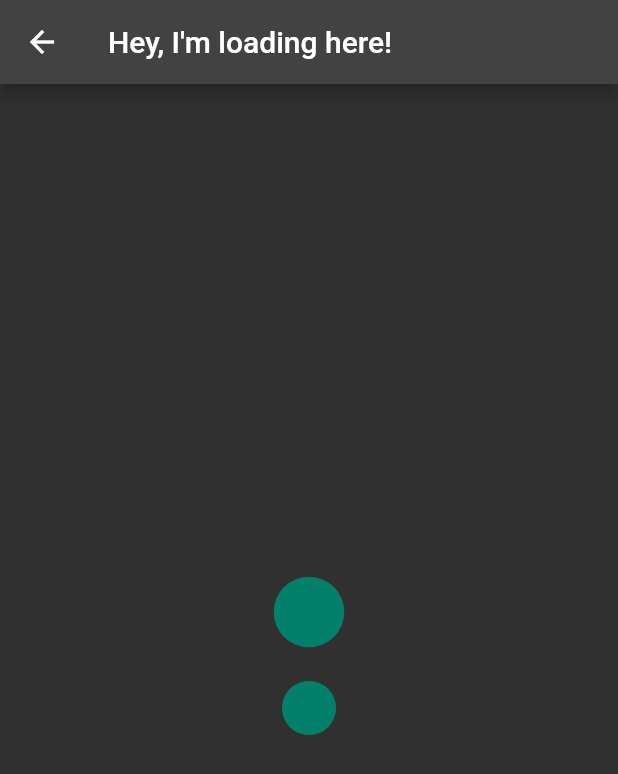
After one commit to lohnn/flutter-in-the-dark, a Flutter app: the screen it shows after launch, after a tap on "Finals", on a phone screen of 412 x 824 dp. The commit adds this screen. Shown: the top 774 px of the screen. Run offline on Flutter 3.47's test engine with Material 2 defaults, Android fonts, the phone set to English and light mode, and no system bars; our stand-ins replace flutter_hooks.

Commit message:
Finals screen added

```diff
--- /dev/null
+++ b/lib/challenges/finals.dart
@@ -0,0 +1,96 @@
+import 'package:flutter/material.dart';
+import 'package:flutter_hooks/flutter_hooks.dart';
+
+class Finals extends StatelessWidget {
+  static const path = "/finals";
+
+  const Finals({super.key});
+
+  @override
+  Widget build(BuildContext context) {
+    return Theme(
+      data: ThemeData.dark(),
+      child: Scaffold(
+        appBar: AppBar(
+          title: const Text("Hey, I'm loading here!"),
+        ),
+        body: const Center(child: Loader()),
+      ),
+    );
+  }
+}
+
+class Loader extends HookWidget {
+  const Loader({super.key});
+
+  @override
+  Widget build(BuildContext context) {
+    const size = 64.0;
+    const duration = Duration(milliseconds: 700);
+    final animationController = useAnimationController(
+      duration: duration,
+    );
+
+    final curved = useMemoized(
+      () => CurvedAnimation(
+        parent: animationController,
+        curve: Curves.easeInOut,
+      ),
+      [animationController],
+    );
+    useEffect(
+      () {
+        animationController.repeat(reverse: true);
+        return null;
+      },
+      [animationController],
+    );
+
+    final animation = useAnimation(curved);
+    return Center(
+      child: RepaintBoundary(
+        child: SizedBox(
+          height: size * 2,
+          width: size,
+          child: CustomPaint(
+            painter:
+                _BallsPainter(color: const Color(0xFF038069), scale: animation),
+          ),
+        ),
+      ),
+    );
+  }
+}
+
+class _BallsPainter extends CustomPainter {
+  final Color color;
+  final double scale;
+  late final Paint _paint = Paint()..color = color;
+  final scaleTween = Tween<double>(begin: 1, end: 0.3);
+
+  _BallsPainter({
+    required this.color,
+    required this.scale,
+  });
+
+  @override
+  void paint(Canvas canvas, Size size) {
+    final radius = size.width / 2;
+    final xCenter = size.width / 2;
+    final yCenter = size.height / 4;
+    canvas.drawCircle(
+      Offset(xCenter, yCenter),
+      radius * scaleTween.transform(scale),
+      _paint,
+    );
+    canvas.drawCircle(
+      Offset(xCenter, yCenter * 3),
+      radius * scaleTween.transform(1 - scale),
+      _paint,
+    );
+  }
+
+  @override
+  bool shouldRepaint(_BallsPainter oldDelegate) =>
+      color != oldDelegate.color || scale != oldDelegate.scale;
+}
--- a/lib/main.dart
+++ b/lib/main.dart
@@ -1,4 +1,5 @@
 import 'package:flutter/material.dart';
+import 'package:flutter_in_the_dark/challenges/finals.dart';
 import 'package:flutter_in_the_dark/challenges/flutter_friend_list.dart';
 
 void main() {
@@ -14,6 +15,7 @@ class MainApp extends StatelessWidget {
       routes: {
         HomeScreen.path: (_) => const HomeScreen(),
         FlutterFriendList.path: (_) => const FlutterFriendList(),
+        Finals.path: (_) => const Finals(),
       },
       home: const HomeScreen(),
     );
@@ -42,7 +44,13 @@ class HomeScreen extends StatelessWidget {
               onPressed: () =>
                   Navigator.pushNamed(context, FlutterFriendList.path),
               child: const Text("Flutter Friend List"),
-            )
+            ),
+            const SizedBox(height: 16),
+            ElevatedButton(
+              onPressed: () =>
+                  Navigator.pushNamed(context, Finals.path),
+              child: const Text("Finals"),
+            ),
           ],
         ),
       ),
--- a/pubspec.yaml
+++ b/pubspec.yaml
@@ -9,6 +9,7 @@ environment:
 dependencies:
   flutter:
     sdk: flutter
+  flutter_hooks: ^0.20.1
 
 dev_dependencies:
   flutter_test:
```
Also changed, not shown: pubspec.lock.
